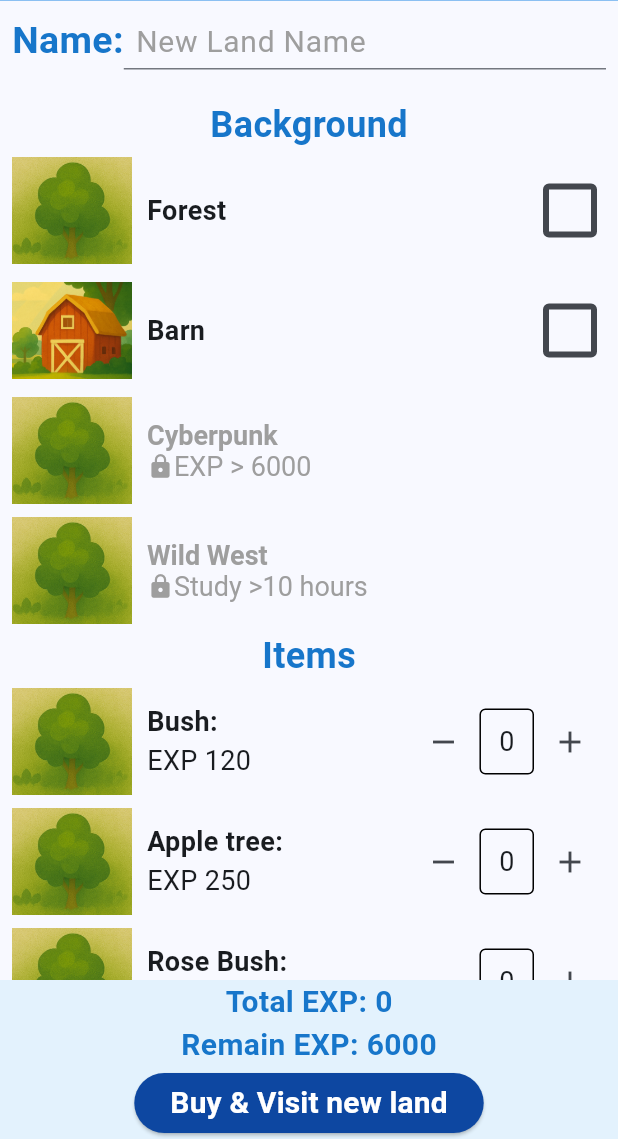
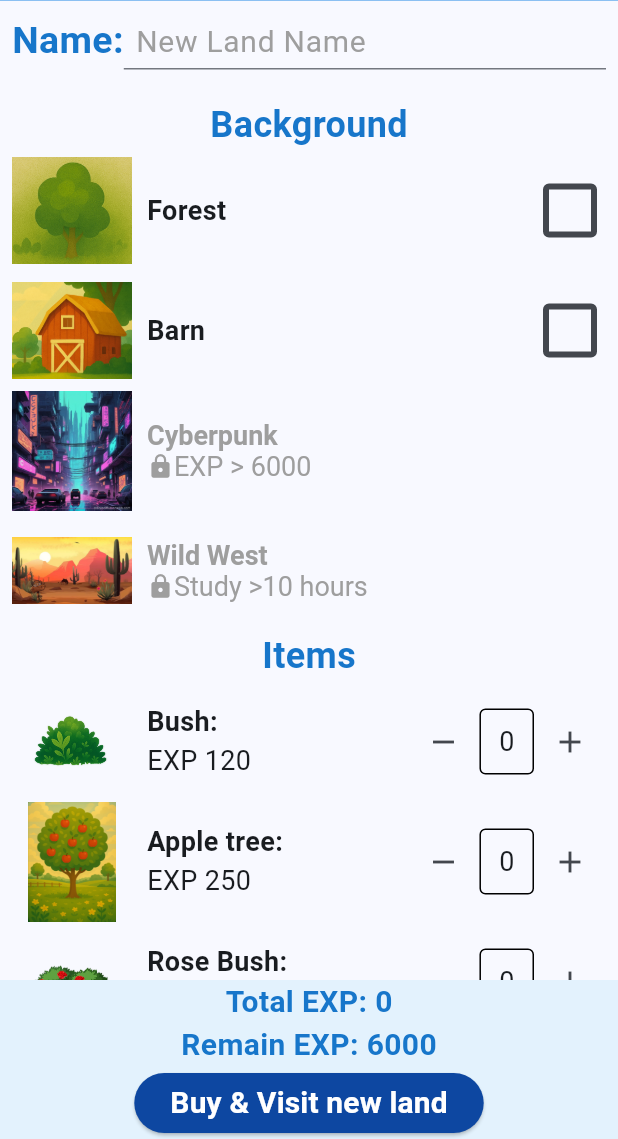
Before and after one commit to Crystal511123/StudyBuddy, a Flutter app: the LandPage screen opened directly, after a tap on the "map" icon, after a tap on the "lock open" icon, on a phone screen of 412 x 824 dp, the part 97-1236 px from its top. Run offline on Flutter 3.47's test engine with Material 3 defaults, Android fonts, the phone set to English and light mode, and no system bars.

Commit message:
add images

```diff
--- a/lib/land.dart
+++ b/lib/land.dart
@@ -14,13 +14,43 @@ class _LandPageState extends State<LandPage> {
   @override
   Widget build(BuildContext context) {
     return Scaffold(
-      body: SafeArea(
-        child: Stack(
+      body: //SafeArea(
+        //child:
+        Container(
+          decoration: BoxDecoration(
+          image: DecorationImage(
+            image: AssetImage('image/barnarea.png'), // Path to your image
+            fit: BoxFit.cover, // Ensures the image fills the entire background
+          ),
+        ),
+          child: Stack(
           children: [
             // Map icon in top-right
             Positioned(
-              top: 16,
-              right: 16,
+              top: 23,
+              right: 18,
+              child: Container(
+              width: 60, // make sure width = height
+              height: 60,
+              decoration: BoxDecoration(
+                color: Colors.blue[900], // background color
+                borderRadius: BorderRadius.circular(10), // optional for rounded square
+              ),
+              child: IconButton(
+                iconSize:50,
+                icon: Icon(Icons.map, color: Colors.white),
+                onPressed: () {
+                   Navigator.of(context).pop();
+                  Navigator.push(
+                    context,
+                    MaterialPageRoute(
+                      builder: (context) => MyHomePage(),
+                    ),
+                  );
+                },
+              ),
+            )
+              /*
               child: IconButton(
                 iconSize:50,
                 icon: Icon(Icons.map),
@@ -34,19 +64,20 @@ class _LandPageState extends State<LandPage> {
                     ),
                   );
                 },
-              ),
+              ),*/
             ),
 
             // Centered "Barn" text
+            /*
             Center(
               child: Text(
                 Provider.of<SharedState>(context, listen:false).landName(widget.area),
                 style: TextStyle(fontSize: 28, fontWeight: FontWeight.bold),
               ),
-            ),
+            ),*/
           ],
-        ),
-      )
+        ),),
+      //)
     );
 
   }
--- a/lib/main.dart
+++ b/lib/main.dart
@@ -269,7 +269,7 @@ class _MyHomePageState extends State<MyHomePage> {
                 );
               },
             ),
-            const SizedBox(width: 10),
+            //const SizedBox(width: 10),
             Container(
               padding: const EdgeInsets.symmetric(horizontal: 4, vertical: 4),
               decoration: BoxDecoration(
--- a/lib/purchase.dart
+++ b/lib/purchase.dart
@@ -128,7 +128,7 @@ class _PurchasePageState extends State<PurchasePage> {
                     crossAxisAlignment: CrossAxisAlignment.center,
                     children: [
                       Image.asset(
-                        'image/forest.png',
+                        'image/bush.png',
                         scale: 3.0,
                         width: 80, // Adjust the width of the image
                         height: 80, // Adjust the height of the image
@@ -146,7 +146,7 @@ class _PurchasePageState extends State<PurchasePage> {
                     crossAxisAlignment: CrossAxisAlignment.center,
                     children: [
                       Image.asset(
-                        'image/forest.png',
+                        'image/appletree.png',
                         scale: 3.0,
                         width: 80, // Adjust the width of the image
                         height: 80, // Adjust the height of the image
@@ -163,7 +163,7 @@ class _PurchasePageState extends State<PurchasePage> {
                     crossAxisAlignment: CrossAxisAlignment.center,
                     children: [
                       Image.asset(
-                        'image/forest.png',
+                        'image/rosebush.png',
                         scale: 3.0,
                         width: 80, // Adjust the width of the image
                         height: 80, // Adjust the height of the image
@@ -180,7 +180,7 @@ class _PurchasePageState extends State<PurchasePage> {
                     crossAxisAlignment: CrossAxisAlignment.center,
                     children: [
                       Image.asset(
-                        'image/forest.png',
+                        'image/cactus.png',
                         scale: 3.0,
                         width: 80, // Adjust the width of the image
                         height: 80, // Adjust the height of the image
@@ -201,7 +201,7 @@ class _PurchasePageState extends State<PurchasePage> {
                     crossAxisAlignment: CrossAxisAlignment.center,
                     children: [
                       Image.asset(
-                        'image/forest.png',
+                        'image/elf.png',
                         scale: 3.0,
                         width: 80, // Adjust the width of the image
                         height: 80, // Adjust the height of the image
@@ -218,7 +218,7 @@ class _PurchasePageState extends State<PurchasePage> {
                     crossAxisAlignment: CrossAxisAlignment.center,
                     children: [
                       Image.asset(
-                        'image/forest.png',
+                        'image/cowboy.png',
                         scale: 3.0,
                         width: 80, // Adjust the width of the image
                         height: 80, // Adjust the height of the image
@@ -254,7 +254,8 @@ class _PurchasePageState extends State<PurchasePage> {
                     ),
                   onPressed: totalExp <= maxExp ? () {
                     setState(() {
-                      Provider.of<SharedState>(context, listen: false).exp -= totalExp; // Deduct the total EXP
+                      Provider.of<SharedState>(context, listen:false).deductExp(totalExp);
+                      //Provider.of<SharedState>(context, listen: false).exp -= totalExp; // Deduct the total EXP
                       // Reset counts for all items
                       bushCount = 0;
                       appleTreeCount = 0;
--- a/lib/set_new_area.dart
+++ b/lib/set_new_area.dart
@@ -204,7 +204,7 @@ class _NewAreaPageState extends State<NewAreaPage> {
                     crossAxisAlignment: CrossAxisAlignment.center,
                     children: [
                       Image.asset(
-                        'image/forest.png',
+                        'image/cyberpunk.jpg',
                         scale: 3.0,
                         width: 80, // Adjust the width of the image
                         height: 80, // Adjust the height of the image
@@ -229,7 +229,7 @@ class _NewAreaPageState extends State<NewAreaPage> {
                     crossAxisAlignment: CrossAxisAlignment.center,
                     children: [
                       Image.asset(
-                        'image/forest.png',
+                        'image/wildwest.jpg',
                         scale: 3.0,
                         width: 80, // Adjust the width of the image
                         height: 80, // Adjust the height of the image
@@ -256,7 +256,7 @@ class _NewAreaPageState extends State<NewAreaPage> {
                     crossAxisAlignment: CrossAxisAlignment.center,
                     children: [
                       Image.asset(
-                        'image/forest.png',
+                        'image/bush.png',
                         scale: 3.0,
                         width: 80, // Adjust the width of the image
                         height: 80, // Adjust the height of the image
@@ -274,7 +274,7 @@ class _NewAreaPageState extends State<NewAreaPage> {
                     crossAxisAlignment: CrossAxisAlignment.center,
                     children: [
                       Image.asset(
-                        'image/forest.png',
+                        'image/appletree.png',
                         scale: 3.0,
                         width: 80, // Adjust the width of the image
                         height: 80, // Adjust the height of the image
@@ -291,7 +291,7 @@ class _NewAreaPageState extends State<NewAreaPage> {
                     crossAxisAlignment: CrossAxisAlignment.center,
                     children: [
                       Image.asset(
-                        'image/forest.png',
+                        'image/rosebush.png',
                         scale: 3.0,
                         width: 80, // Adjust the width of the image
                         height: 80, // Adjust the height of the image
@@ -308,7 +308,7 @@ class _NewAreaPageState extends State<NewAreaPage> {
                     crossAxisAlignment: CrossAxisAlignment.center,
                     children: [
                       Image.asset(
-                        'image/forest.png',
+                        'image/cactus.png',
                         scale: 3.0,
                         width: 80, // Adjust the width of the image
                         height: 80, // Adjust the height of the image
@@ -329,8 +329,8 @@ class _NewAreaPageState extends State<NewAreaPage> {
                     crossAxisAlignment: CrossAxisAlignment.center,
                     children: [
                       Image.asset(
-                        'image/forest.png',
-                        scale: 3.0,
+                        'image/elf.png',
+                        scale: 1.0,
                         width: 80, // Adjust the width of the image
                         height: 80, // Adjust the height of the image
                       ),
@@ -346,8 +346,8 @@ class _NewAreaPageState extends State<NewAreaPage> {
                     crossAxisAlignment: CrossAxisAlignment.center,
                     children: [
                       Image.asset(
-                        'image/forest.png',
-                        scale: 3.0,
+                        'image/cowboy.png',
+                        scale: 1.0,
                         width: 80, // Adjust the width of the image
                         height: 80, // Adjust the height of the image
                       ),
@@ -417,7 +417,7 @@ class _NewAreaPageState extends State<NewAreaPage> {
                       return;
                     }
                     Provider.of<SharedState>(context, listen: false).unlockArea();
-                    Provider.of<SharedState>(context, listen: false).exp -= totalExp; // Update the total exp in SharedState
+                    Provider.of<SharedState>(context, listen:false).deductExp(totalExp); // Update the total exp in SharedState
                     Provider.of<SharedState>(context, listen: false).setRecordName(landName.text); // Update the record name in SharedState
                     Navigator.of(context).pop();
                       Navigator.push(
```
Also changed, not shown: pubspec.yaml (+9 -0 lines), image/appletree.png (renamed from image/ChatGPT Image 2025年4月23日 下午09_48_21.png), image/barnarea.png (added), image/bush.png (added), image/cactus.png (added), image/cowboy.png (added), image/cyberpunk.jpg (added), image/elf.png (added), image/rosebush.png (added), image/wildwest.jpg (added).
